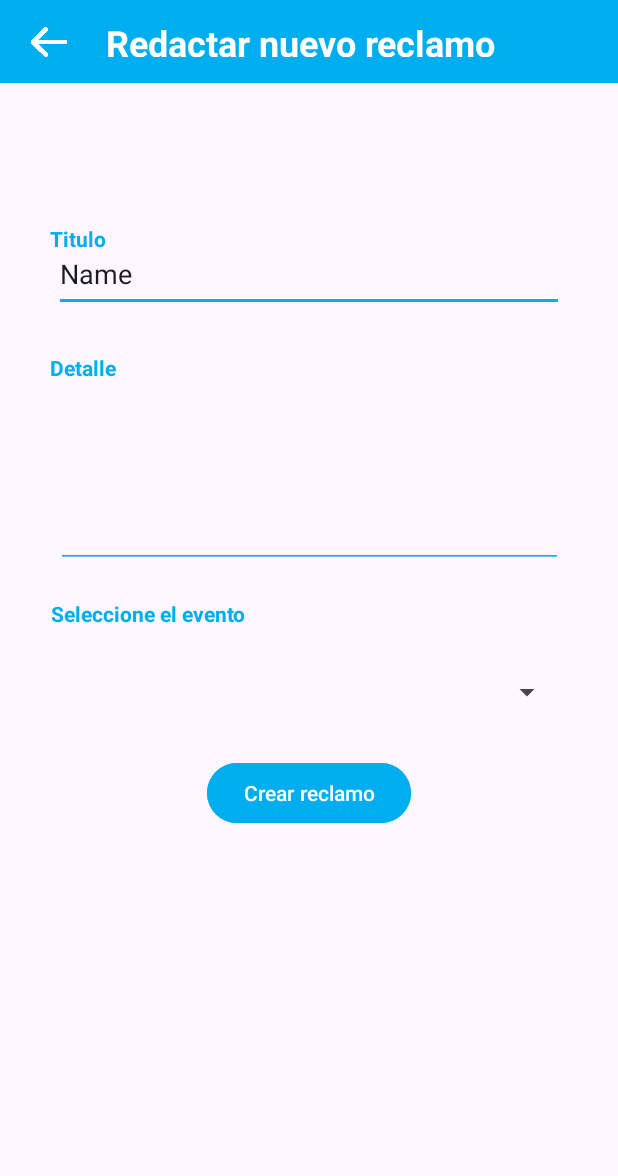
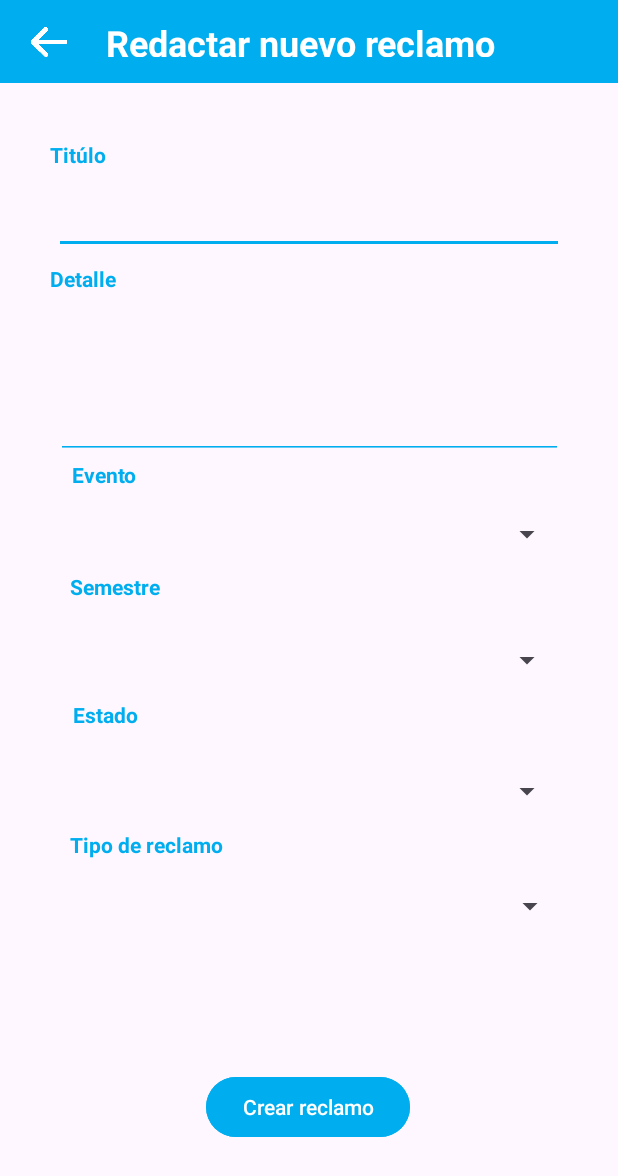
Before and after one commit to darwin3223/PFT, an Android app: the fragment FragmentCrearReclamo shown on its own in the app's theme, on a phone screen of 412 x 824 dp. Shown: the top 1176 px of the screen. Run offline under Robolectric (Android 15) with nearby library versions, the phone set to English and light mode, and no system bars; 1 statement that could not run was skipped.

Commit message:
Agregue los elementos que faltaban en el fragmento de crear los reclamos, los combobox ya estan

```diff
--- a/app/src/main/res/layout/fragment_crear_reclamo.xml
+++ b/app/src/main/res/layout/fragment_crear_reclamo.xml
@@ -48,24 +48,23 @@
         android:text="Crear reclamo"
         app:layout_constraintBottom_toBottomOf="parent"
         app:layout_constraintEnd_toEndOf="parent"
+        app:layout_constraintHorizontal_bias="0.498"
         app:layout_constraintStart_toStartOf="parent"
         app:layout_constraintTop_toTopOf="parent"
-        app:layout_constraintVertical_bias="0.65" />
+        app:layout_constraintVertical_bias="0.92" />
 
     <EditText
         android:id="@+id/editTextText"
         android:layout_width="340dp"
         android:layout_height="50dp"
-        android:layout_marginTop="56dp"
         android:backgroundTint="@color/utecColor"
         android:ems="10"
         android:inputType="text"
-        android:text="Name"
         app:layout_constraintBottom_toBottomOf="parent"
         app:layout_constraintEnd_toEndOf="parent"
         app:layout_constraintStart_toStartOf="parent"
-        app:layout_constraintTop_toBottomOf="@+id/layoutCrearReclamoTop"
-        app:layout_constraintVertical_bias="0.06999999" />
+        app:layout_constraintTop_toBottomOf="@+id/textViewReclamoTitulo"
+        app:layout_constraintVertical_bias="0.00999999" />
 
     <Spinner
         android:id="@+id/spinnerEvento"
@@ -75,8 +74,41 @@
         app:layout_constraintEnd_toEndOf="parent"
         app:layout_constraintHorizontal_bias="0.49"
         app:layout_constraintStart_toStartOf="parent"
-        app:layout_constraintTop_toBottomOf="@+id/editTextText"
-        app:layout_constraintVertical_bias="0.926" />
+        app:layout_constraintTop_toBottomOf="@+id/editTextTextMultiLine"
+        app:layout_constraintVertical_bias="0.06999999" />
+
+    <Spinner
+        android:id="@+id/spinnerEvento2"
+        android:layout_width="340dp"
+        android:layout_height="50dp"
+        app:layout_constraintBottom_toTopOf="@+id/buttonCrearReclamoReclamo"
+        app:layout_constraintEnd_toEndOf="parent"
+        app:layout_constraintHorizontal_bias="0.492"
+        app:layout_constraintStart_toStartOf="parent"
+        app:layout_constraintTop_toBottomOf="@+id/spinnerEvento"
+        app:layout_constraintVertical_bias="0.120000005" />
+
+    <Spinner
+        android:id="@+id/spinnerEvento3"
+        android:layout_width="340dp"
+        android:layout_height="50dp"
+        app:layout_constraintBottom_toBottomOf="parent"
+        app:layout_constraintEnd_toEndOf="parent"
+        app:layout_constraintHorizontal_bias="0.492"
+        app:layout_constraintStart_toStartOf="parent"
+        app:layout_constraintTop_toBottomOf="@+id/spinnerEvento2"
+        app:layout_constraintVertical_bias="0.120000005" />
+
+    <Spinner
+        android:id="@+id/spinnerEvento4"
+        android:layout_width="340dp"
+        android:layout_height="50dp"
+        app:layout_constraintBottom_toBottomOf="parent"
+        app:layout_constraintEnd_toEndOf="parent"
+        app:layout_constraintHorizontal_bias="0.521"
+        app:layout_constraintStart_toStartOf="parent"
+        app:layout_constraintTop_toBottomOf="@+id/spinnerEvento3"
+        app:layout_constraintVertical_bias="0.120000005" />
 
     <TextView
         android:id="@+id/textViewReclamoTitulo"
@@ -84,16 +116,16 @@
         android:layout_height="wrap_content"
         android:layout_gravity="left"
         android:layout_marginLeft="4dp"
-        android:layout_marginTop="-270dp"
-        android:text="Titulo"
+        android:layout_marginTop="38dp"
+        android:text="Titúlo"
         android:textColor="@color/utecColor"
         android:textStyle="bold"
         app:layout_constraintBottom_toBottomOf="parent"
         app:layout_constraintEnd_toEndOf="parent"
         app:layout_constraintHorizontal_bias="0.08"
         app:layout_constraintStart_toStartOf="parent"
-        app:layout_constraintTop_toTopOf="parent"
-        app:layout_constraintVertical_bias="0.39" />
+        app:layout_constraintTop_toBottomOf="@+id/layoutCrearReclamoTop"
+        app:layout_constraintVertical_bias="0.0" />
 
     <TextView
         android:id="@+id/textViewReclamoDetalle"
@@ -101,7 +133,6 @@
         android:layout_height="wrap_content"
         android:layout_gravity="left"
         android:layout_marginLeft="4dp"
-        android:layout_marginTop="-270dp"
         android:text="Detalle"
         android:textColor="@color/utecColor"
         android:textStyle="bold"
@@ -109,23 +140,68 @@
         app:layout_constraintEnd_toEndOf="parent"
         app:layout_constraintHorizontal_bias="0.08"
         app:layout_constraintStart_toStartOf="parent"
-        app:layout_constraintTop_toTopOf="parent"
-        app:layout_constraintVertical_bias="0.47000003" />
+        app:layout_constraintTop_toBottomOf="@+id/editTextText"
+        app:layout_constraintVertical_bias="0.00999999" />
 
     <TextView
         android:id="@+id/textViewReclamoEvento"
         android:layout_width="wrap_content"
         android:layout_height="wrap_content"
         android:layout_gravity="left"
-        android:text="Seleccione el evento"
+        android:text="Evento"
         android:textColor="@color/utecColor"
         android:textStyle="bold"
         app:layout_constraintBottom_toTopOf="@+id/spinnerEvento"
         app:layout_constraintEnd_toEndOf="parent"
-        app:layout_constraintHorizontal_bias="0.12"
+        app:layout_constraintHorizontal_bias="0.13"
         app:layout_constraintStart_toStartOf="parent"
         app:layout_constraintTop_toBottomOf="@+id/editTextTextMultiLine"
-        app:layout_constraintVertical_bias="0.539" />
+        app:layout_constraintVertical_bias="0.07999998" />
+
+    <TextView
+        android:id="@+id/textViewReclamoEvento4"
+        android:layout_width="wrap_content"
+        android:layout_height="wrap_content"
+        android:layout_gravity="left"
+        android:text="Semestre"
+        android:textColor="@color/utecColor"
+        android:textStyle="bold"
+        app:layout_constraintBottom_toTopOf="@+id/spinnerEvento2"
+        app:layout_constraintEnd_toEndOf="parent"
+        app:layout_constraintHorizontal_bias="0.132"
+        app:layout_constraintStart_toStartOf="parent"
+        app:layout_constraintTop_toBottomOf="@+id/spinnerEvento"
+        app:layout_constraintVertical_bias="0.0" />
+
+    <TextView
+        android:id="@+id/textViewReclamoEvento5"
+        android:layout_width="wrap_content"
+        android:layout_height="wrap_content"
+        android:layout_gravity="left"
+        android:text="Estado"
+        android:textColor="@color/utecColor"
+        android:textStyle="bold"
+        app:layout_constraintBottom_toTopOf="@+id/spinnerEvento3"
+        app:layout_constraintEnd_toEndOf="parent"
+        app:layout_constraintHorizontal_bias="0.132"
+        app:layout_constraintStart_toStartOf="parent"
+        app:layout_constraintTop_toBottomOf="@+id/spinnerEvento2"
+        app:layout_constraintVertical_bias="0.060000002" />
+
+    <TextView
+        android:id="@+id/textViewReclamoEvento6"
+        android:layout_width="wrap_content"
+        android:layout_height="wrap_content"
+        android:layout_gravity="left"
+        android:text="Tipo de reclamo"
+        android:textColor="@color/utecColor"
+        android:textStyle="bold"
+        app:layout_constraintBottom_toTopOf="@+id/spinnerEvento4"
+        app:layout_constraintEnd_toEndOf="parent"
+        app:layout_constraintHorizontal_bias="0.15"
+        app:layout_constraintStart_toStartOf="parent"
+        app:layout_constraintTop_toBottomOf="@+id/spinnerEvento3"
+        app:layout_constraintVertical_bias="0.060000002" />
 
     <EditText
         android:id="@+id/editTextTextMultiLine"
@@ -138,7 +214,7 @@
         app:layout_constraintBottom_toBottomOf="parent"
         app:layout_constraintEnd_toEndOf="parent"
         app:layout_constraintStart_toStartOf="parent"
-        app:layout_constraintTop_toTopOf="@+id/layoutCrearReclamoTop"
-        app:layout_constraintVertical_bias="0.38" />
+        app:layout_constraintTop_toBottomOf="@+id/textViewReclamoDetalle"
+        app:layout_constraintVertical_bias="0.00999999" />
 
 </androidx.constraintlayout.widget.ConstraintLayout>
```
